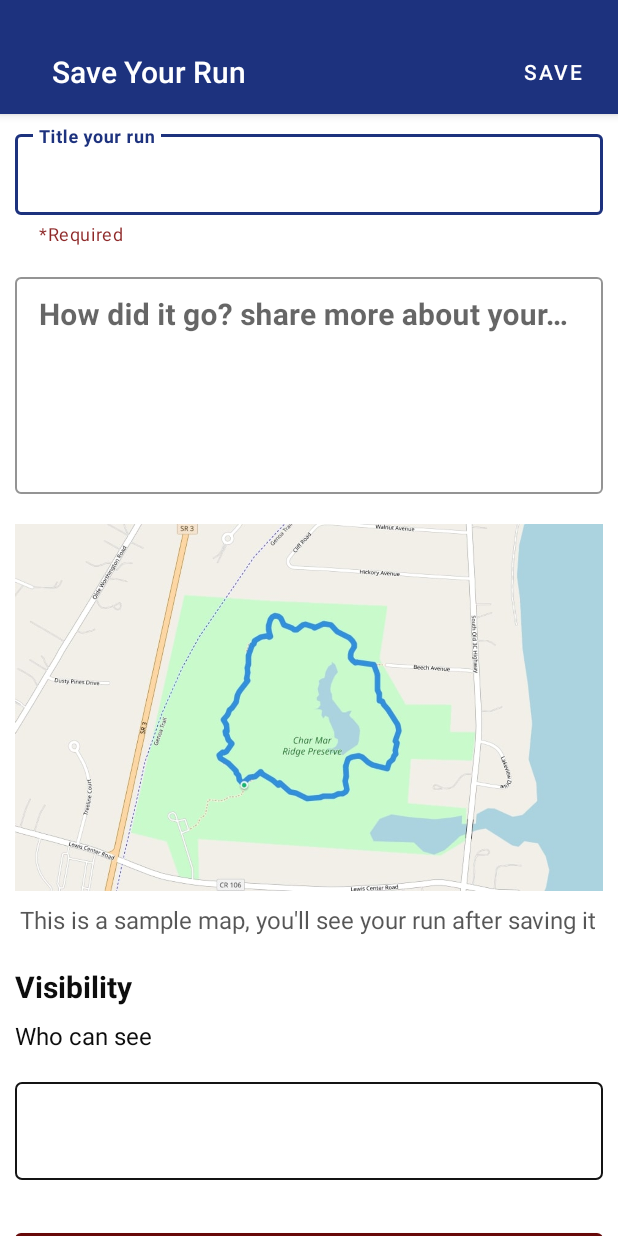
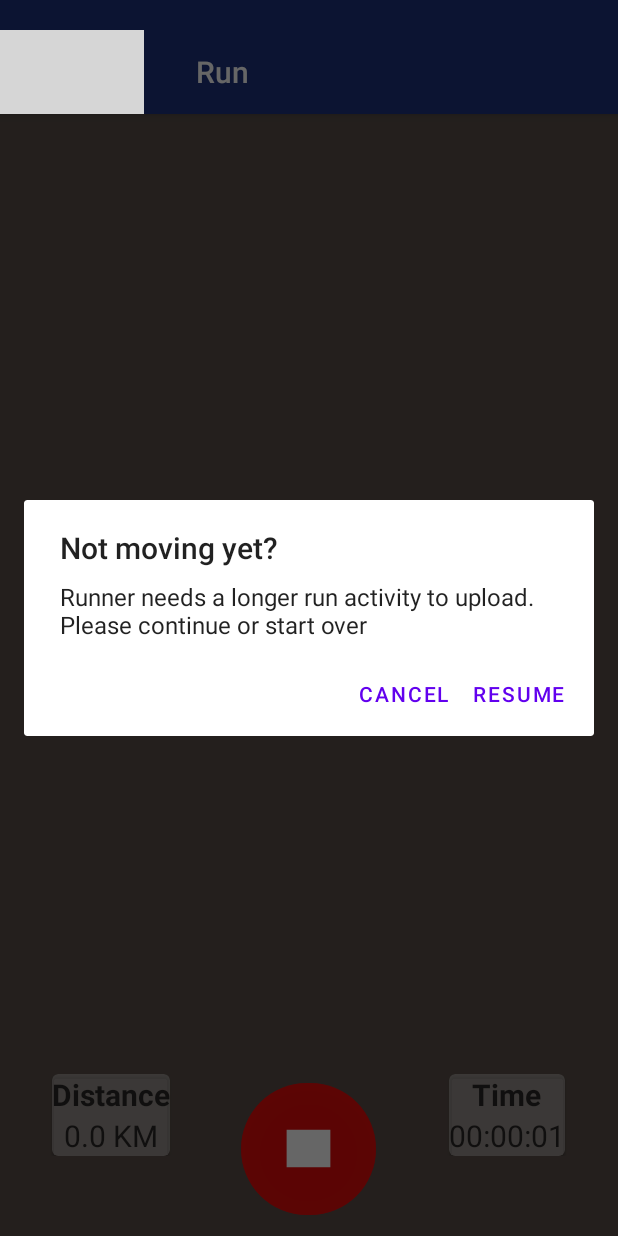
Before and after one commit to Jordan-me/RunningApp, an Android app: the RunActivity screen opened directly, with no data from a screen before it, after a tap on an icon or button, on a phone screen of 412 x 824 dp. Run offline under Robolectric (Android 15) with nearby library versions, the phone set to English and light mode, and no system bars; 2 statements that could not run were skipped; 1 other tap on this screen came first; grey boxes are pictures that could not be loaded.

Commit message:
fix: save route only if there is route to save

```diff
--- a/app/src/main/java/com/example/runningapp/RunActivity.java
+++ b/app/src/main/java/com/example/runningapp/RunActivity.java
@@ -2,6 +2,7 @@ package com.example.runningapp;
 
 import androidx.annotation.NonNull;
 import androidx.annotation.RequiresApi;
+import androidx.appcompat.app.AlertDialog;
 import androidx.appcompat.app.AppCompatActivity;
 import androidx.appcompat.widget.Toolbar;
 import androidx.core.app.ActivityCompat;
@@ -51,6 +52,7 @@ public class RunActivity extends AppCompatActivity implements LocationListener {
     private Location lastKnownLocation;
     private LocationManager.CallBack_Location callBack_location;
     private final double MAX_DISTANCE_TO_TOAST = 0.1;
+    private final int MIN_POINTS = 5;
 
     private MaterialButton run_BTN_start;
     private MaterialButton run_BTN_stop;
@@ -195,6 +197,10 @@ public class RunActivity extends AppCompatActivity implements LocationListener {
     }
 
     private void stopRun() {
+        if (this.points.isEmpty() || this.points.size() < MIN_POINTS) {
+            showDialog();
+            return;
+        }
         isOnRun = false;
         this.timerTask.cancel();
         run_BTN_start.setVisibility(View.VISIBLE);
@@ -208,6 +214,22 @@ public class RunActivity extends AppCompatActivity implements LocationListener {
         intent.addFlags(Intent.FLAG_ACTIVITY_NO_ANIMATION);
         startActivity(intent);
         finish();
+    }
+
+    private void showDialog() {
+        new AlertDialog.Builder(this)
+                .setTitle("Not moving yet?")
+                .setMessage("Runner needs a longer run activity to upload. Please continue or start over")
+                .setPositiveButton("Resume", (dialog, which) -> {
+                    dialog.dismiss();
+                })
+                .setNegativeButton("Cancel", (dialog, which) -> {
+                    dialog.cancel();
+                    run_BTN_start.setVisibility(View.VISIBLE);
+                    run_BTN_stop.setVisibility(View.INVISIBLE);
+                    onBackPressed();
+                })
+                .create().show();
     }
 
 
```
